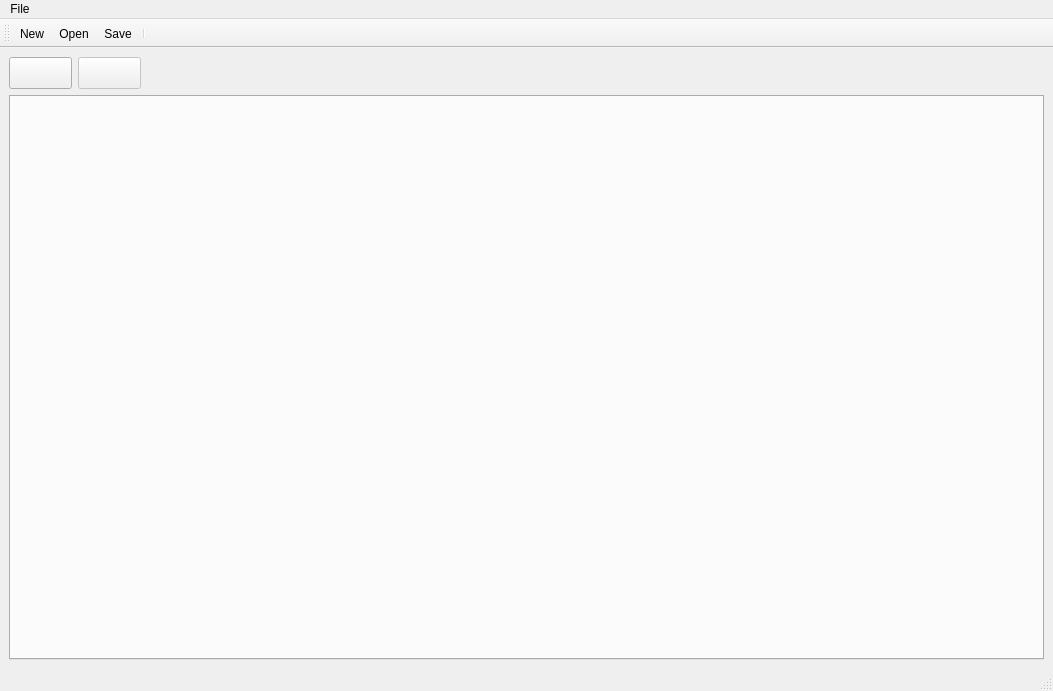
The window that ui/mainwindow.ui (lego8421/KU-Control-Tuner) describes before a commit, drawn with Qt 5.
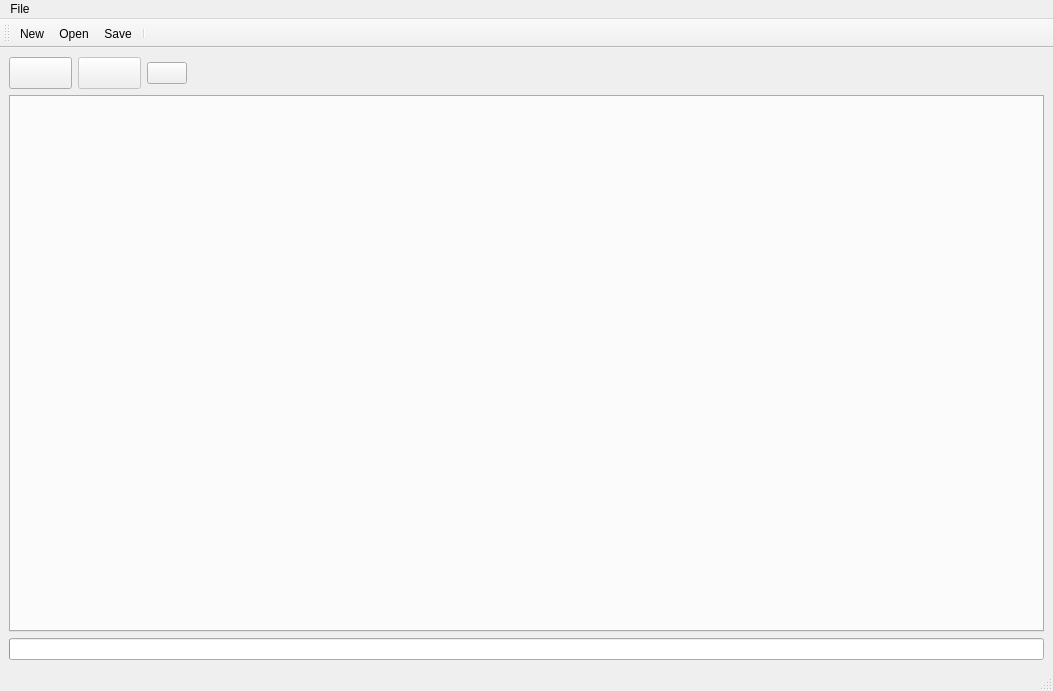
The same window after the commit. Icons and pictures are not drawn.

Commit message: export chart data

What changed in the file:
```diff
--- a/ui/mainwindow.ui
+++ b/ui/mainwindow.ui
@@ -68,6 +68,23 @@
         </property>
        </widget>
       </item>
+      <item>
+       <widget class="QPushButton" name="pushButtonExport">
+        <property name="text">
+         <string/>
+        </property>
+        <property name="icon">
+         <iconset resource="../resources/icon.qrc">
+          <normaloff>:/icon/export.svg</normaloff>:/icon/export.svg</iconset>
+        </property>
+        <property name="iconSize">
+         <size>
+          <width>30</width>
+          <height>30</height>
+         </size>
+        </property>
+       </widget>
+      </item>
       <item>
        <spacer name="horizontalSpacer">
         <property name="orientation">
@@ -102,6 +119,16 @@
       </property>
      </widget>
     </item>
+    <item>
+     <widget class="QProgressBar" name="progressBar">
+      <property name="value">
+       <number>0</number>
+      </property>
+      <property name="textVisible">
+       <bool>false</bool>
+      </property>
+     </widget>
+    </item>
    </layout>
   </widget>
   <widget class="QMenuBar" name="menubar">
```
Left out of the diff: 9 changed lines with no effect on the pictures. The commit also changes 6 other files.
